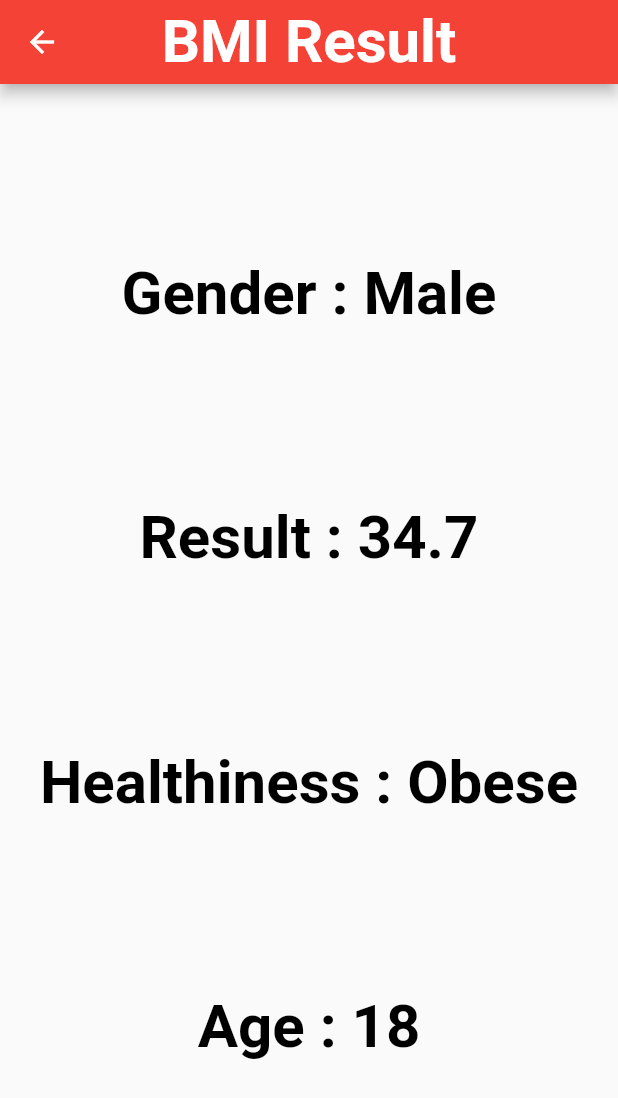
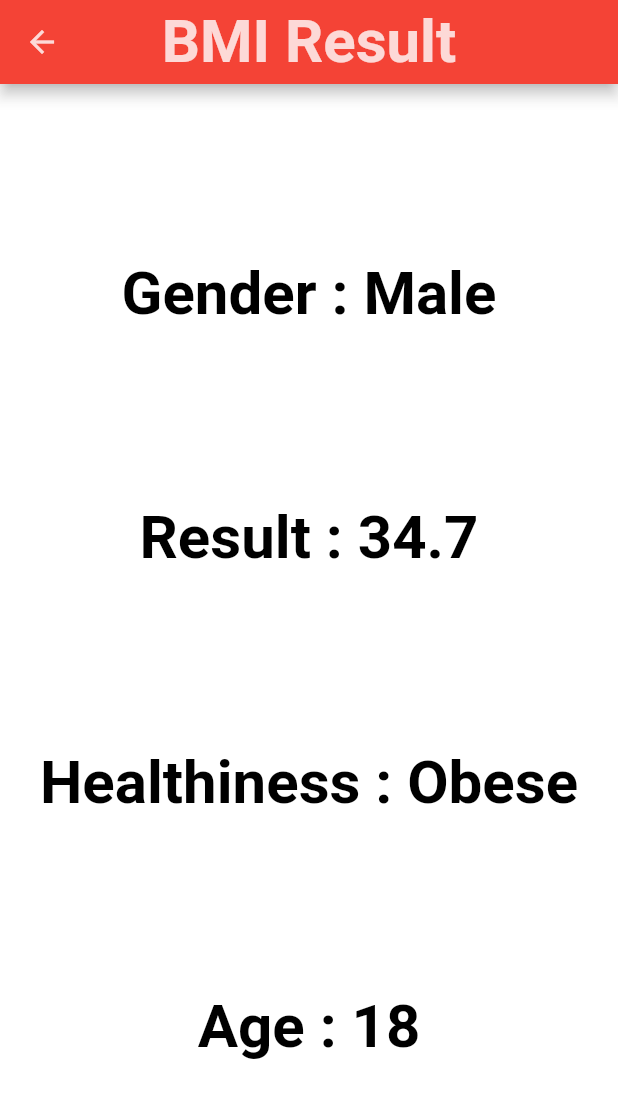
Before and after one commit to mo7amedsayed74/BMI_Calculator, a Flutter app: the screen it shows after launch, after a tap on "CALCULATE", on a phone screen of 412 x 824 dp. Shown: the top 1098 px of the screen. Run offline on Flutter 3.47's test engine with Material 2 defaults, Android fonts, the phone set to English and light mode, and no system bars.

Commit message:
change some colors

```diff
--- a/lib/main.dart
+++ b/lib/main.dart
@@ -19,6 +19,12 @@ class MyApp extends StatelessWidget {
               fontWeight: FontWeight.bold,
             ),
         ),
+        scaffoldBackgroundColor: Colors.white70,
+        appBarTheme: AppBarTheme(
+          iconTheme: IconThemeData(
+            color: Colors.white70.withOpacity(0.8),
+          )
+        ),
       ),
       home: const BmiCalculator(),
     );
--- a/lib/screens/bmi_screen.dart
+++ b/lib/screens/bmi_screen.dart
@@ -26,7 +26,7 @@ class _BmiCalculatorState extends State<BmiCalculator> {
         title: Text(
           'Body Mass Index',
           style: Theme.of(context).textTheme.headlineLarge!.copyWith(
-            color: Colors.white,
+            color: Colors.white70.withOpacity(0.8),
           ),
         ),
         centerTitle: true,
@@ -103,7 +103,6 @@ class _BmiCalculatorState extends State<BmiCalculator> {
                         activeColor: Colors.blueGrey[900],
                         inactiveColor: Colors.blueGrey[600],
                         thumbColor: Colors.red,
-                        secondaryActiveColor: Colors.green,
                       ),
                     ],
                   ),
@@ -124,15 +123,24 @@ class _BmiCalculatorState extends State<BmiCalculator> {
                 ),
               ),
             ),
-            Container(
+            Padding(
+              padding: const EdgeInsets.only(
+                left: 8.0,
+                right: 8.0,
+                bottom: 8.0,
+              ),
+              child: Container(
                 width: double.infinity,
+                decoration: BoxDecoration(
                   color: Colors.red,
+                  borderRadius: BorderRadius.circular(20.0),
+                ),
                 child: MaterialButton(
                   height: MediaQuery.of(context).size.height/12,
                   child: Text(
                     'CALCULATE',
                     style: Theme.of(context).textTheme.headlineLarge!.copyWith(
-                    color: Colors.white,
+                      color: Colors.white70.withOpacity(0.8),
                     ),                ),
                   onPressed: () {
                     result= weight /pow(height/100, 2);
@@ -149,6 +157,7 @@ class _BmiCalculatorState extends State<BmiCalculator> {
                       ),
                     );
                   },
+                ),
               ),
             ),
           ],
--- a/lib/screens/result_screen.dart
+++ b/lib/screens/result_screen.dart
@@ -37,7 +37,7 @@ class BmiResultScreen extends StatelessWidget {
         title: Text(
           'BMI Result',
           style: Theme.of(context).textTheme.headlineLarge!.copyWith(
-            color: Colors.white,
+            color: Colors.white70.withOpacity(0.8),
           ),
         ),
         centerTitle: true,
```
Lines whose indentation alone changed are shown as unchanged.
